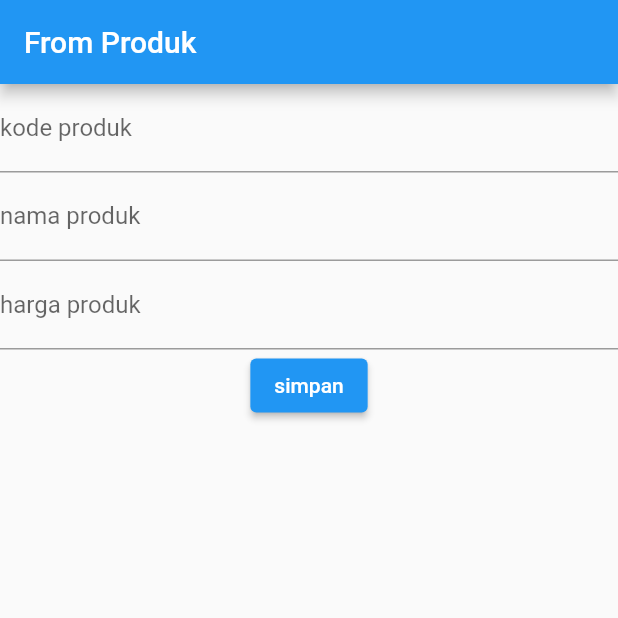
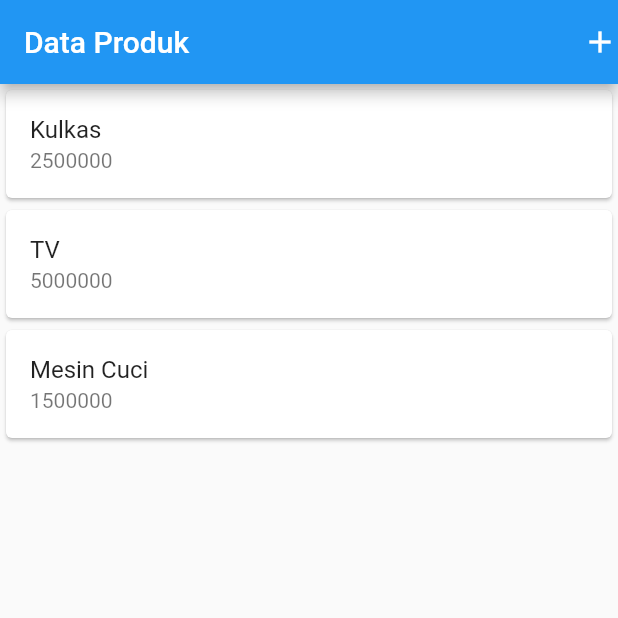
Before and after one commit to Khalisinusm/tugas-pak-ichsan, a Flutter app: the screen it shows after launch, on a phone screen of 412 x 824 dp, the top half of it. Run offline on Flutter 3.47's test engine with Material 2 defaults, Android fonts, the phone set to English and light mode, and no system bars.

Commit message:
telah menyelesaikan tugas 3

```diff
--- a/lib/main.dart
+++ b/lib/main.dart
@@ -1,8 +1,9 @@
 import 'package:flutter/material.dart';
 // import 'package:flutter_app/column_widget.dart';
 // import 'package:flutter_app/row_widget.dart';
-import 'package:flutter_app/ui/produk_form.dart';
+//import 'package:flutter_app/ui/produk_form.dart';
 // import 'package:flutter_app/hello_world.dart';
+import 'package:flutter_app/ui/produk_page.dart';
 
 void main() {
   runApp(const MyApp());
@@ -15,7 +16,7 @@ class MyApp extends StatelessWidget {
   Widget build(BuildContext context) {
     return const MaterialApp(
       title: "app flutter pertama",
-      home: ProdukForm(),
+      home: ProdukPage(),
     );
   }
 }
--- /dev/null
+++ b/lib/ui/produk_page.dart
@@ -0,0 +1,86 @@
+import 'package:flutter_app/ui/produk_detail.dart';
+import 'package:flutter_app/ui/produk_form.dart';
+import 'package:flutter/material.dart';
+
+class ProdukPage extends StatefulWidget {
+  const ProdukPage ({Key? key}) : super(key: key);
+
+  @override
+  _ProdukPageState createState() => _ProdukPageState();
+}
+
+class _ProdukPageState extends State<ProdukPage> {
+  @override
+  Widget build(BuildContext context) {
+    return Scaffold(
+      appBar: AppBar(
+title: const Text('Data Produk'),
+actions: [
+  GestureDetector(
+    //menampilkan icon +
+    child: const Icon(Icons.add),
+    onTap: () async {
+      //berpindah ke halaman ProdukForm
+      Navigator.push(context, MaterialPageRoute(builder: (context) => const ProdukForm()));
+
+  }
+  )
+],
+      ),
+      body: ListView(
+        children: const [
+          //List 1
+          Card(
+            child: ListTile(
+              title: Text('Kulkas'),
+              subtitle: Text('2500000'),
+            ),
+          ),
+          //List 2
+          Card(
+            child: ListTile(
+              title: Text('TV'),
+              subtitle: Text('5000000'),
+            ),
+          ),
+          //List 3
+          Card(
+            child: ListTile(
+              title: Text('Mesin Cuci'),
+              subtitle: Text('1500000'),
+            ),
+          )
+        ],
+      ),
+    );
+  }
+}
+
+class ItemProduk extends StatelessWidget {
+  final String? kodeProduk;
+  final String? namaProduk;
+  final int? harga;
+
+  const ItemProduk({Key? key, this.kodeProduk, this.namaProduk, this.harga})
+  :super(key: key);
+
+  @override
+  Widget build(BuildContext context) {
+    return GestureDetector(
+      child: Card(
+        child: ListTile(
+        title: Text(namaProduk.toString()),
+        subtitle: Text(harga.toString()),
+        ),
+      ),
+      onTap: () {
+        Navigator.push(context, MaterialPageRoute(builder: (context) => ProdukDetail(
+          kodeProduk: kodeProduk,
+          namaProduk: namaProduk,
+          harga: harga,
+        )));
+
+      }
+    );
+  }
+}
```
